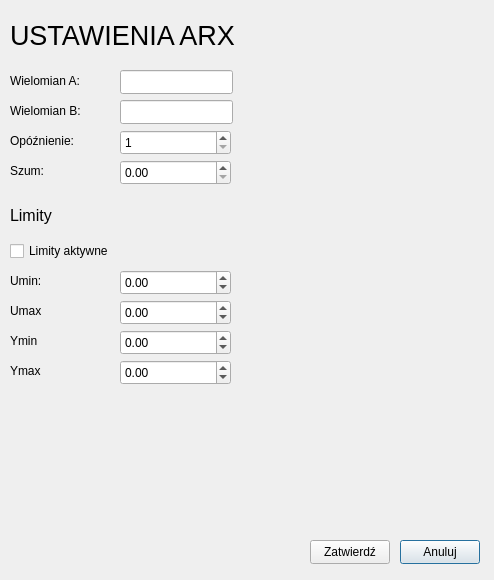
This is ustawieniaarx.ui in KajetanBed/ProjektPKSEM3 as Qt 5 draws it before an edit. The edited form follows.
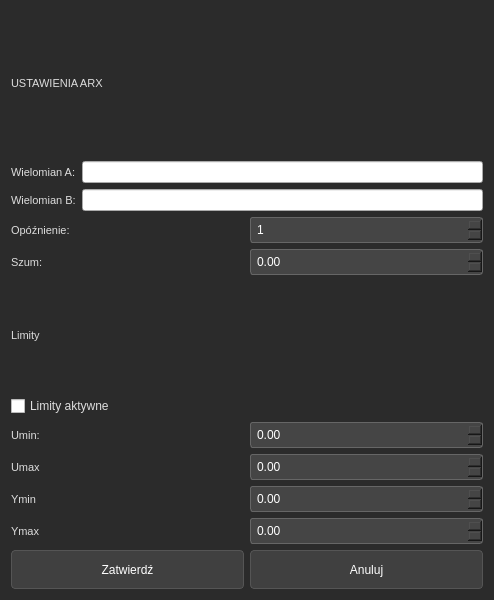
This is the edited form.

Patch:
```diff
--- a/ustawieniaarx.ui
+++ b/ustawieniaarx.ui
@@ -7,124 +7,191 @@
     <x>0</x>
     <y>0</y>
     <width>494</width>
-    <height>580</height>
+    <height>600</height>
    </rect>
   </property>
+  <property name="minimumSize">
+   <size>
+    <width>400</width>
+    <height>600</height>
+   </size>
+  </property>
   <property name="windowTitle">
    <string>Dialog</string>
   </property>
+  <property name="styleSheet">
+   <string notr="true">/* --- GŁÓWNE TŁO --- */
+QDialog {
+    background-color: #2b2b2b;
+    color: #f0f0f0;
+}
+
+/* --- LEWY PANEL (Kontenery) --- */
+QGroupBox {
+    background-color: #333333;
+    border: 1px solid #555555;
+    border-radius: 6px;
+    margin-top: 22px; /* Miejsce na tytuł */
+    font-weight: bold;
+}
+
+QGroupBox::title {
+    subcontrol-origin: margin;
+    subcontrol-position: top center;
+    padding: 0 5px;
+    color: #4da6ff; /* Niebieski kolor tytułów */
+    background-color: transparent;
+}
+
+/* --- POLA EDYCJI I ETYKIETY --- */
+QLabel {
+    color: #dddddd;
+    font-size: 11px;
+    background-color: transparent; /* Żeby nie miały tła rodzica */
+    border: none;
+}
+
+QCheckBox{
+color: #dddddd
+}
+
+QDoubleSpinBox, QSpinBox, QComboBox {
+    background-color: #454545;
+    border: 1px solid #666666;
+    border-radius: 3px;
+    padding: 4px;
+    color: #ffffff;
+    selection-background-color: #4da6ff;
+}
+
+QDoubleSpinBox:hover, QSpinBox:hover, QComboBox:hover {
+    border: 1px solid #4da6ff;
+}
+
+/* --- PRZYCISKI (Dół ekranu) --- */
+QPushButton {
+    background-color: #404040;
+    border: 1px solid #555555;
+    border-radius: 4px;
+    color: white;
+    padding: 6px 12px;
+    min-height: 25px;
+}
+
+QPushButton:hover {
+    background-color: #505050;
+    border: 1px solid #4da6ff;
+}
+
+QPushButton:pressed {
+    background-color: #2a2a2a;
+}
+
+/* Specjalne kolory dla ważnych przycisków (po ObjectName) */
+QPushButton#btnStart {
+    background-color: #2e7d32; /* Zielony */
+    border-color: #4caf50;
+}
+QPushButton#btnStart:hover { background-color: #388e3c; }
+
+QPushButton#btnStop {
+    background-color: #c62828; /* Czerwony */
+    border-color: #ef5350;
+}
+QPushButton#btnStop:hover { background-color: #d32f2f; }
+
+/* --- Pasek Stanu --- */
+QStatusBar {
+    background-color: #202020;
+    color: #aaaaaa;
+    border-top: 1px solid #444;
+}
+
+/* --- WYKRESY (QCustomPlot) --- */
+/* Ważne: QCustomPlot rysuje własne tło w C++. 
+   Ustawiamy tu border, żeby widać było granice widgetu. */
+QCustomPlot {
+    border: 1px solid #555555;
+    border-radius: 4px;
+    background-color: #1e1e1e; 
+}</string>
+  </property>
+  <layout class="QVBoxLayout" name="verticalLayout_5">
+   <item>
+    <layout class="QVBoxLayout" name="verticalLayout_4">
+     <item>
+      <layout class="QVBoxLayout" name="verticalLayout_2">
+       <item>
   <widget class="QLabel" name="label">
-   <property name="geometry">
-    <rect>
-     <x>10</x>
-     <y>10</y>
-     <width>471</width>
-     <height>51</height>
-    </rect>
-   </property>
    <property name="font">
     <font>
-     <pointsize>20</pointsize>
+           <pointsize>-1</pointsize>
     </font>
    </property>
    <property name="text">
     <string>USTAWIENIA ARX</string>
    </property>
   </widget>
+       </item>
+       <item>
+        <layout class="QVBoxLayout" name="verticalLayout">
+         <item>
+          <layout class="QHBoxLayout" name="horizontalLayout">
+           <item>
   <widget class="QLabel" name="label_2">
-   <property name="geometry">
-    <rect>
-     <x>10</x>
-     <y>70</y>
-     <width>81</width>
-     <height>21</height>
-    </rect>
-   </property>
    <property name="text">
     <string>Wielomian A:</string>
    </property>
   </widget>
+           </item>
+           <item>
+            <widget class="QLineEdit" name="leA"/>
+           </item>
+          </layout>
+         </item>
+         <item>
+          <layout class="QHBoxLayout" name="horizontalLayout_2">
+           <item>
   <widget class="QLabel" name="label_3">
-   <property name="geometry">
-    <rect>
-     <x>10</x>
-     <y>100</y>
-     <width>81</width>
-     <height>21</height>
-    </rect>
-   </property>
    <property name="text">
     <string>Wielomian B:</string>
    </property>
   </widget>
+           </item>
+           <item>
+            <widget class="QLineEdit" name="leB"/>
+           </item>
+          </layout>
+         </item>
+         <item>
+          <layout class="QHBoxLayout" name="horizontalLayout_3">
+           <item>
   <widget class="QLabel" name="label_4">
-   <property name="geometry">
-    <rect>
-     <x>10</x>
-     <y>130</y>
-     <width>81</width>
-     <height>21</height>
-    </rect>
-   </property>
    <property name="text">
     <string>Opóźnienie:</string>
    </property>
   </widget>
-  <widget class="QLabel" name="label_5">
-   <property name="geometry">
-    <rect>
-     <x>10</x>
-     <y>160</y>
-     <width>81</width>
-     <height>21</height>
-    </rect>
-   </property>
-   <property name="text">
-    <string>Szum:</string>
-   </property>
-  </widget>
-  <widget class="QLineEdit" name="leA">
-   <property name="geometry">
-    <rect>
-     <x>120</x>
-     <y>70</y>
-     <width>113</width>
-     <height>24</height>
-    </rect>
-   </property>
-  </widget>
-  <widget class="QLineEdit" name="leB">
-   <property name="geometry">
-    <rect>
-     <x>120</x>
-     <y>100</y>
-     <width>113</width>
-     <height>24</height>
-    </rect>
-   </property>
-  </widget>
+           </item>
+           <item>
   <widget class="QSpinBox" name="spinK">
-   <property name="geometry">
-    <rect>
-     <x>120</x>
-     <y>130</y>
-     <width>111</width>
-     <height>25</height>
-    </rect>
-   </property>
    <property name="minimum">
     <number>1</number>
    </property>
   </widget>
+           </item>
+          </layout>
+         </item>
+         <item>
+          <layout class="QHBoxLayout" name="horizontalLayout_4">
+           <item>
+            <widget class="QLabel" name="label_5">
+             <property name="text">
+              <string>Szum:</string>
+             </property>
+            </widget>
+           </item>
+           <item>
   <widget class="QDoubleSpinBox" name="spinSzum">
-   <property name="geometry">
-    <rect>
-     <x>120</x>
-     <y>160</y>
-     <width>111</width>
-     <height>25</height>
-    </rect>
-   </property>
    <property name="maximum">
     <double>10000.000000000000000</double>
    </property>
@@ -132,155 +199,117 @@
     <double>0.010000000000000</double>
    </property>
   </widget>
+           </item>
+          </layout>
+         </item>
+        </layout>
+       </item>
+      </layout>
+     </item>
+     <item>
+      <layout class="QVBoxLayout" name="verticalLayout_3">
+       <item>
   <widget class="QLabel" name="label_6">
-   <property name="geometry">
-    <rect>
-     <x>10</x>
-     <y>190</y>
-     <width>471</width>
-     <height>51</height>
-    </rect>
-   </property>
    <property name="font">
     <font>
-     <pointsize>12</pointsize>
+           <pointsize>-1</pointsize>
     </font>
    </property>
    <property name="text">
     <string>Limity</string>
    </property>
   </widget>
+       </item>
+       <item>
   <widget class="QCheckBox" name="checkLimity">
-   <property name="geometry">
-    <rect>
-     <x>10</x>
-     <y>240</y>
-     <width>111</width>
-     <height>22</height>
-    </rect>
-   </property>
    <property name="text">
     <string>Limity aktywne</string>
    </property>
   </widget>
+       </item>
+       <item>
+        <layout class="QHBoxLayout" name="horizontalLayout_5">
+         <item>
   <widget class="QLabel" name="label_7">
-   <property name="geometry">
-    <rect>
-     <x>10</x>
-     <y>270</y>
-     <width>81</width>
-     <height>21</height>
-    </rect>
-   </property>
    <property name="text">
     <string>Umin:</string>
    </property>
   </widget>
+         </item>
+         <item>
+          <widget class="QDoubleSpinBox" name="spinUmin">
+           <property name="minimum">
+            <double>-100.000000000000000</double>
+           </property>
+           <property name="maximum">
+            <double>100.000000000000000</double>
+           </property>
+           <property name="singleStep">
+            <double>1.000000000000000</double>
+           </property>
+          </widget>
+         </item>
+        </layout>
+       </item>
+       <item>
+        <layout class="QHBoxLayout" name="horizontalLayout_6">
+         <item>
   <widget class="QLabel" name="label_8">
-   <property name="geometry">
-    <rect>
-     <x>10</x>
-     <y>300</y>
-     <width>81</width>
-     <height>21</height>
-    </rect>
-   </property>
    <property name="text">
     <string>Umax</string>
    </property>
   </widget>
+         </item>
+         <item>
+          <widget class="QDoubleSpinBox" name="spinUmax">
+           <property name="minimum">
+            <double>-100.000000000000000</double>
+           </property>
+           <property name="maximum">
+            <double>100.000000000000000</double>
+           </property>
+           <property name="singleStep">
+            <double>1.000000000000000</double>
+           </property>
+          </widget>
+         </item>
+        </layout>
+       </item>
+       <item>
+        <layout class="QHBoxLayout" name="horizontalLayout_7">
+         <item>
   <widget class="QLabel" name="label_9">
-   <property name="geometry">
-    <rect>
-     <x>10</x>
-     <y>330</y>
-     <width>81</width>
-     <height>21</height>
-    </rect>
-   </property>
    <property name="text">
     <string>Ymin</string>
    </property>
   </widget>
+         </item>
+         <item>
+          <widget class="QDoubleSpinBox" name="spinYmin">
+           <property name="minimum">
+            <double>-100.000000000000000</double>
+           </property>
+           <property name="maximum">
+            <double>100.000000000000000</double>
+           </property>
+           <property name="singleStep">
+            <double>1.000000000000000</double>
+           </property>
+          </widget>
+         </item>
+        </layout>
+       </item>
+       <item>
+        <layout class="QHBoxLayout" name="horizontalLayout_8">
+         <item>
   <widget class="QLabel" name="label_10">
-   <property name="geometry">
-    <rect>
-     <x>10</x>
-     <y>360</y>
-     <width>81</width>
-     <height>21</height>
-    </rect>
-   </property>
    <property name="text">
     <string>Ymax</string>
    </property>
   </widget>
-  <widget class="QDoubleSpinBox" name="spinUmin">
-   <property name="geometry">
-    <rect>
-     <x>120</x>
-     <y>270</y>
-     <width>111</width>
-     <height>25</height>
-    </rect>
-   </property>
-   <property name="minimum">
-    <double>-100.000000000000000</double>
-   </property>
-   <property name="maximum">
-    <double>100.000000000000000</double>
-   </property>
-   <property name="singleStep">
-    <double>1.000000000000000</double>
-   </property>
-  </widget>
-  <widget class="QDoubleSpinBox" name="spinUmax">
-   <property name="geometry">
-    <rect>
-     <x>120</x>
-     <y>300</y>
-     <width>111</width>
-     <height>25</height>
-    </rect>
-   </property>
-   <property name="minimum">
-    <double>-100.000000000000000</double>
-   </property>
-   <property name="maximum">
-    <double>100.000000000000000</double>
-   </property>
-   <property name="singleStep">
-    <double>1.000000000000000</double>
-   </property>
-  </widget>
-  <widget class="QDoubleSpinBox" name="spinYmin">
-   <property name="geometry">
-    <rect>
-     <x>120</x>
-     <y>330</y>
-     <width>111</width>
-     <height>25</height>
-    </rect>
-   </property>
-   <property name="minimum">
-    <double>-100.000000000000000</double>
-   </property>
-   <property name="maximum">
-    <double>100.000000000000000</double>
-   </property>
-   <property name="singleStep">
-    <double>1.000000000000000</double>
-   </property>
-  </widget>
+         </item>
+         <item>
   <widget class="QDoubleSpinBox" name="spinYmax">
-   <property name="geometry">
-    <rect>
-     <x>120</x>
-     <y>360</y>
-     <width>111</width>
-     <height>25</height>
-    </rect>
-   </property>
    <property name="minimum">
     <double>-100.000000000000000</double>
    </property>
@@ -291,32 +320,32 @@
     <double>1.000000000000000</double>
    </property>
   </widget>
-  <widget class="QPushButton" name="btnAnuluj">
-   <property name="geometry">
-    <rect>
-     <x>400</x>
-     <y>540</y>
-     <width>80</width>
-     <height>24</height>
-    </rect>
-   </property>
-   <property name="text">
-    <string>Anuluj</string>
-   </property>
-  </widget>
+         </item>
+        </layout>
+       </item>
+      </layout>
+     </item>
+     <item>
+      <layout class="QHBoxLayout" name="horizontalLayout_9">
+       <item>
   <widget class="QPushButton" name="btnZatwierdz">
-   <property name="geometry">
-    <rect>
-     <x>310</x>
-     <y>540</y>
-     <width>80</width>
-     <height>24</height>
-    </rect>
-   </property>
    <property name="text">
     <string>Zatwierdź</string>
    </property>
   </widget>
+       </item>
+       <item>
+        <widget class="QPushButton" name="btnAnuluj">
+         <property name="text">
+          <string>Anuluj</string>
+         </property>
+        </widget>
+       </item>
+      </layout>
+     </item>
+    </layout>
+   </item>
+  </layout>
  </widget>
  <resources/>
  <connections/>
```
Left out of the diff: 2 changed lines with no effect on the pictures. Lines whose indentation alone changed are shown as unchanged.
